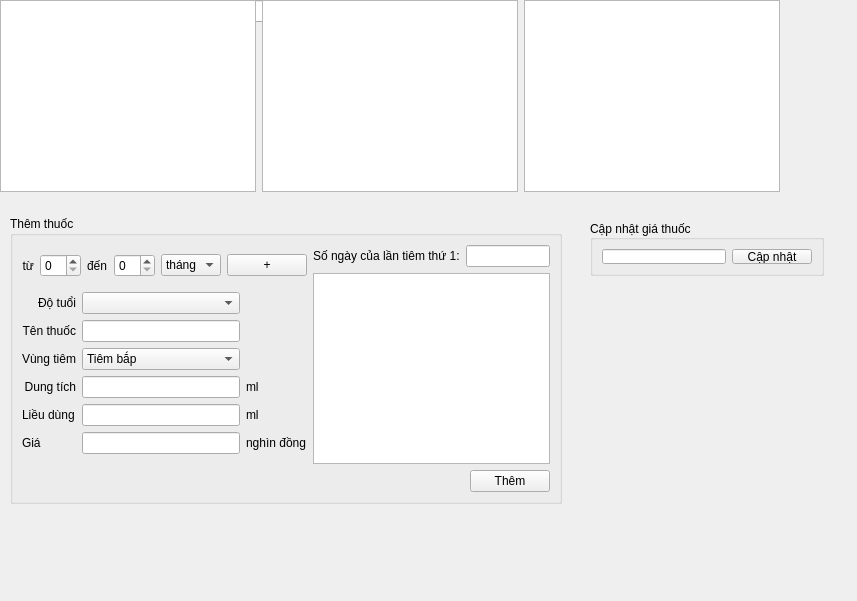
Before: the Qt Designer form managebenhvathuoc.ui in xdien/tcmr, drawn with Qt 5.
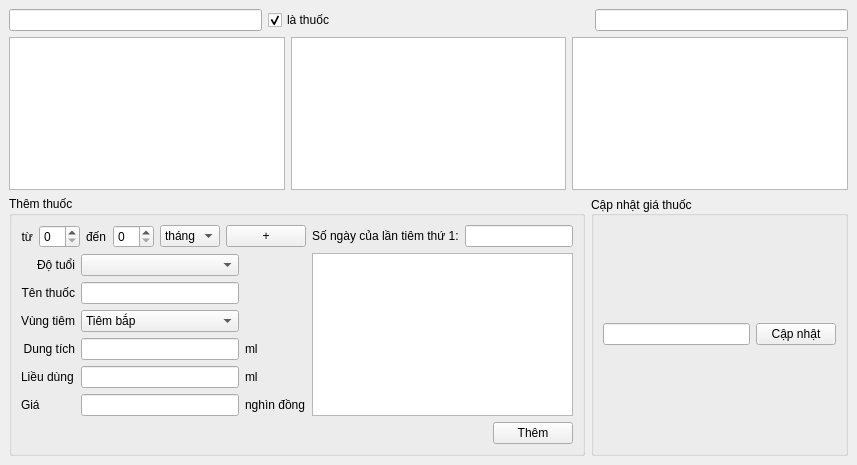
After: the same form once the commit is applied.

Commit message: fix giao dien benh ve thuoc

```diff
--- a/managebenhvathuoc.ui
+++ b/managebenhvathuoc.ui
@@ -7,14 +7,15 @@
     <x>0</x>
     <y>0</y>
     <width>857</width>
-    <height>601</height>
+    <height>465</height>
    </rect>
   </property>
   <property name="windowTitle">
    <string>Quản lý Bệnh và Thuốc</string>
   </property>
   <widget class="QWidget" name="centralwidget">
-   <widget class="QWidget" name="">
+   <layout class="QVBoxLayout" name="verticalLayout_4">
+    <item>
     <layout class="QHBoxLayout" name="horizontalLayout_2">
      <item>
       <widget class="QLineEdit" name="lineEdit"/>
@@ -46,8 +47,8 @@
       <widget class="QLineEdit" name="lineEdit_tkthuoc"/>
      </item>
     </layout>
-   </widget>
-   <widget class="QWidget" name="">
+    </item>
+    <item>
     <layout class="QHBoxLayout" name="horizontalLayout_3">
      <item>
       <widget class="QTableView" name="tableView_dsbenh"/>
@@ -59,16 +60,11 @@
       <widget class="QTableView" name="tableView_dsthuoc"/>
      </item>
     </layout>
-   </widget>
+    </item>
+    <item>
+     <layout class="QHBoxLayout" name="horizontalLayout_6">
+      <item>
    <widget class="QGroupBox" name="groupBox_2">
-    <property name="geometry">
-     <rect>
-      <x>10</x>
-      <y>216</y>
-      <width>552</width>
-      <height>288</height>
-     </rect>
-    </property>
     <property name="title">
      <string>Thêm thuốc</string>
     </property>
@@ -302,15 +298,9 @@
      </item>
     </layout>
    </widget>
+      </item>
+      <item>
    <widget class="QGroupBox" name="groupBox">
-    <property name="geometry">
-     <rect>
-      <x>590</x>
-      <y>220</y>
-      <width>234</width>
-      <height>56</height>
-     </rect>
-    </property>
     <property name="title">
      <string>Cập nhật giá thuốc</string>
     </property>
@@ -336,6 +326,10 @@
      </item>
     </layout>
    </widget>
+      </item>
+     </layout>
+    </item>
+   </layout>
    <zorder>lineEdit_2</zorder>
    <zorder>tableView</zorder>
    <zorder>label_12</zorder>
```
Lines whose indentation alone changed are shown as unchanged.
